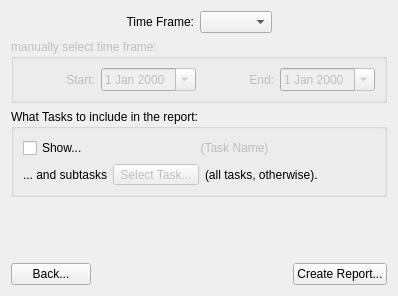
Before: the Qt Designer form Charm/Reports/ActivityReportConfigurationPage.ui in KDAB/Charm, drawn with Qt 5.
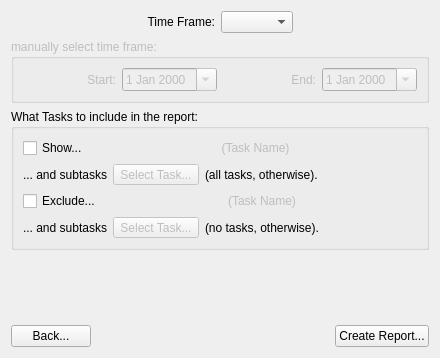
After: the same form once the commit is applied.

Commit message: Add ability to exclude unproductive tasks.

What changed in the file:
```diff
--- a/Charm/Reports/ActivityReportConfigurationPage.ui
+++ b/Charm/Reports/ActivityReportConfigurationPage.ui
@@ -1,12 +1,12 @@
 <ui version="4.0" >
  <class>ActivityReportConfigurationPage</class>
- <widget class="QWidget" name="ActivityReportConfigurationPage" >
-  <property name="geometry" >
+ <widget class="QWidget" name="ActivityReportConfigurationPage">
+  <property name="geometry">
    <rect>
     <x>0</x>
     <y>0</y>
-    <width>398</width>
-    <height>296</height>
+    <width>440</width>
+    <height>358</height>
    </rect>
   </property>
   <property name="windowTitle" >
@@ -179,7 +179,78 @@
           <property name="orientation" >
            <enum>Qt::Horizontal</enum>
           </property>
-          <property name="sizeHint" stdset="0" >
+          <property name="sizeHint" stdset="0">
+           <size>
+            <width>40</width>
+            <height>20</height>
+           </size>
+          </property>
+         </spacer>
+        </item>
+       </layout>
+      </item>
+      <item>
+       <layout class="QHBoxLayout" name="_5">
+        <item>
+         <widget class="QCheckBox" name="checkBoxExcludeTasks">
+          <property name="text">
+           <string>Exclude...</string>
+          </property>
+         </widget>
+        </item>
+        <item>
+         <widget class="QLabel" name="labelExcludeTaskName">
+          <property name="enabled">
+           <bool>false</bool>
+          </property>
+          <property name="sizePolicy">
+           <sizepolicy hsizetype="MinimumExpanding" vsizetype="Preferred">
+            <horstretch>0</horstretch>
+            <verstretch>0</verstretch>
+           </sizepolicy>
+          </property>
+          <property name="text">
+           <string>(Task Name)</string>
+          </property>
+          <property name="alignment">
+           <set>Qt::AlignCenter</set>
+          </property>
+         </widget>
+        </item>
+       </layout>
+      </item>
+      <item>
+       <layout class="QHBoxLayout" name="_6">
+        <item>
+         <widget class="QLabel" name="label_6">
+          <property name="text">
+           <string>... and subtasks</string>
+          </property>
+         </widget>
+        </item>
+        <item>
+         <widget class="QToolButton" name="toolButtonExcludeTask">
+          <property name="enabled">
+           <bool>false</bool>
+          </property>
+          <property name="text">
+           <string>Select Task...</string>
+          </property>
+         </widget>
+        </item>
+        <item>
+         <widget class="QLabel" name="label_7">
+          <property name="text">
+           <string>(no tasks, otherwise).</string>
+          </property>
+         </widget>
+        </item>
+        <item>
+         <spacer>
+          <property name="orientation">
+           <enum>Qt::Horizontal</enum>
+          </property>
+          <property name="sizeHint" stdset="0">
            <size>
             <width>40</width>
             <height>20</height>
@@ -194,10 +265,10 @@
    </item>
    <item>
     <spacer>
-     <property name="orientation" >
+     <property name="orientation">
       <enum>Qt::Vertical</enum>
      </property>
-     <property name="sizeHint" stdset="0" >
+     <property name="sizeHint" stdset="0">
       <size>
        <width>20</width>
        <height>40</height>
@@ -216,10 +287,10 @@
      </item>
      <item>
       <spacer>
-       <property name="orientation" >
+       <property name="orientation">
         <enum>Qt::Horizontal</enum>
        </property>
-       <property name="sizeHint" stdset="0" >
+       <property name="sizeHint" stdset="0">
         <size>
          <width>40</width>
          <height>20</height>
```
Left out of the diff: 149 changed lines with no effect on the pictures. The commit also changes 4 other files.
